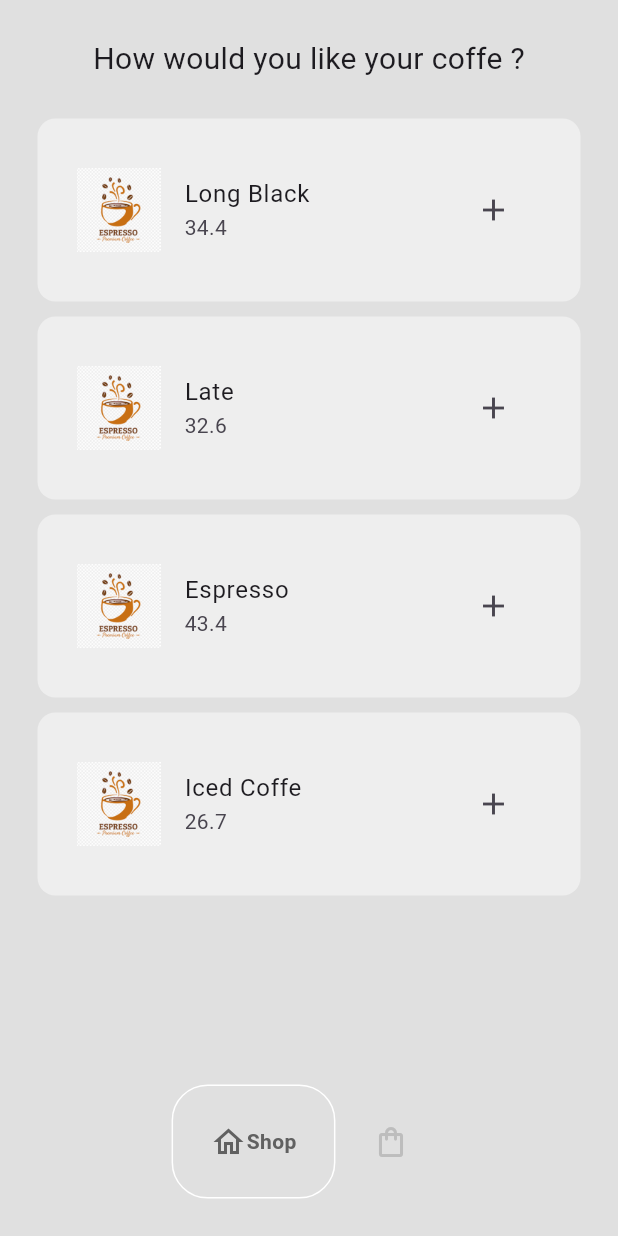
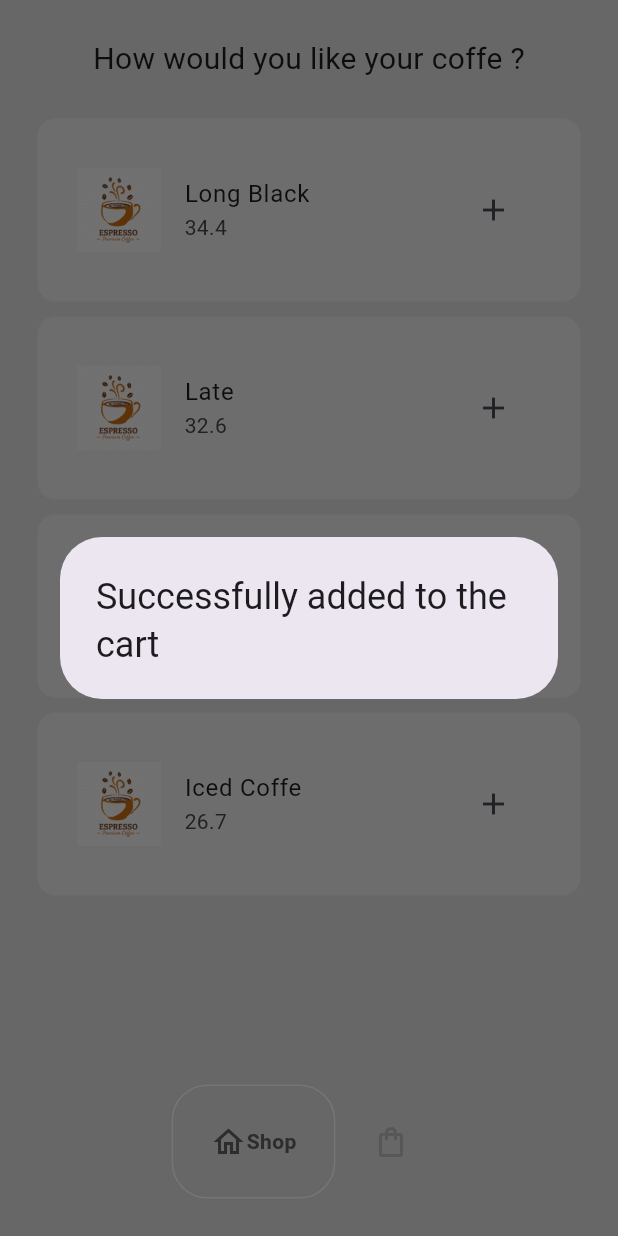
Before and after one commit to Nidjd/coffe_app, a Flutter app: the screen it shows after launch, after a tap on the "add" icon, on a phone screen of 412 x 824 dp. Run offline on Flutter 3.47's test engine with Material 3 defaults, Android fonts, the phone set to English and light mode, and no system bars; drawn by our look-alikes of google_nav_bar; our stand-ins replace bloc, flutter_bloc.

Commit message:
the screen of the cart is done , i add some edit to the previous working.

```diff
--- a/lib/componentes/list_tile_coffe.dart
+++ b/lib/componentes/list_tile_coffe.dart
@@ -5,13 +5,20 @@ import 'package:flutter/material.dart';
 class ListTileCoffe extends StatelessWidget {
   final void Function()? onPressed;
   final Coffe coffe;
+  final Widget icon;
   const ListTileCoffe({
     super.key,
-    required this.onPressed, required this.coffe,
+    required this.onPressed,
+    required this.coffe, required this.icon,
   });
 
   @override
   Widget build(BuildContext context) {
-    return ListTile(title: Text(coffe.name),leading: Image.asset(coffe.imagePath),subtitle: Text(coffe.price),trailing: IconButton(onPressed: onPressed, icon: const Icon(Icons.add)),);
+    return ListTile(
+      title: Text(coffe.name),
+      leading: Image.asset(coffe.imagePath),
+      subtitle: Text(coffe.price),
+      trailing: IconButton(onPressed: onPressed, icon: icon),
+    );
   }
 }
--- a/lib/manager/cubit/coffe_cubit.dart
+++ b/lib/manager/cubit/coffe_cubit.dart
@@ -1,5 +1,6 @@
 import 'package:bloc/bloc.dart';
 import 'package:coffe_app/models/coffe.dart';
+import 'package:flutter/material.dart';
 import 'package:meta/meta.dart';
 
 part 'coffe_state.dart';
@@ -35,10 +36,14 @@ class CoffeCubit extends Cubit<CoffeState> {
   List<Coffe> get coffeShop => _shop;
   List<Coffe> get userCart => _userCart;
 
-  void addItemToTheCart(Coffe coffe) {
+  void addItemToTheCart(Coffe coffe, context) {
     _userCart.add(coffe);
     emit(CoffeAdd());
-    print(_userCart);
+    showDialog(
+        context: context,
+        builder: (context) => const AlertDialog(
+              title: Text("Successfully added to the cart"),
+            ));
   }
 
   void removeItemInCart(Coffe coffe) {
--- a/lib/pages/shop_page.dart
+++ b/lib/pages/shop_page.dart
@@ -46,11 +46,11 @@ class ShopPage extends StatelessWidget {
                         onPressed: () {
                           BlocProvider.of<CoffeCubit>(context).addItemToTheCart(
                             BlocProvider.of<CoffeCubit>(context)
-                                .coffeShop[index],
+                                .coffeShop[index],context
                           );
                         },
                         coffe: BlocProvider.of<CoffeCubit>(context)
-                            .coffeShop[index],
+                            .coffeShop[index], icon: const Icon(Icons.add),
                       ),
                     ),
                     itemCount:
```
Also changed, not shown: lib/pages/cart_page.dart (+69 -1 lines).
